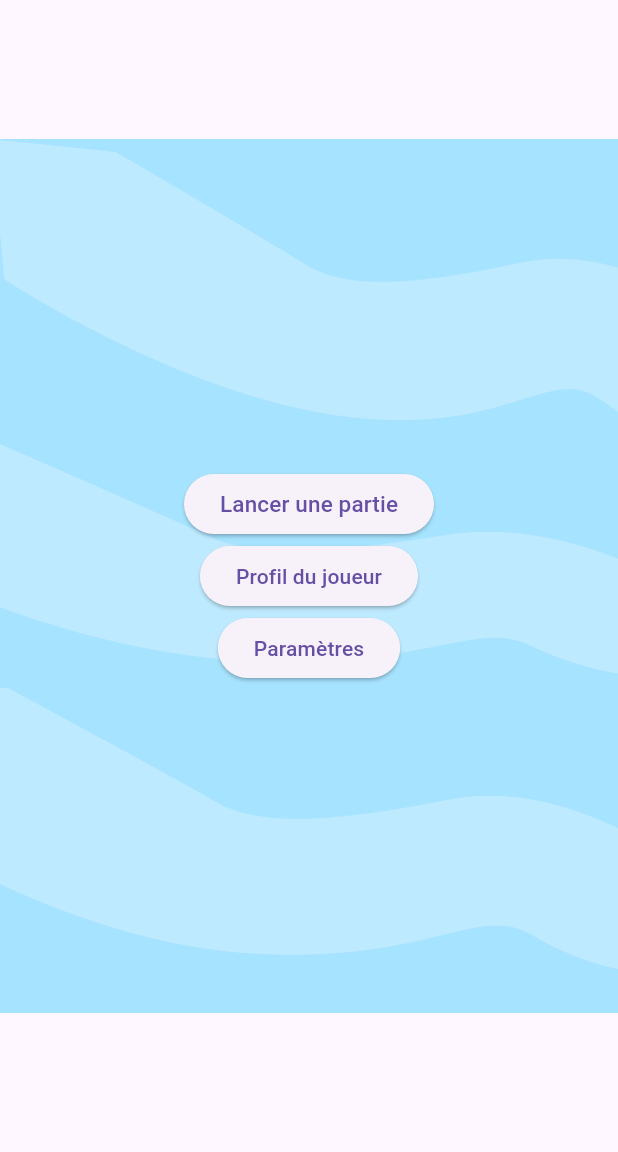
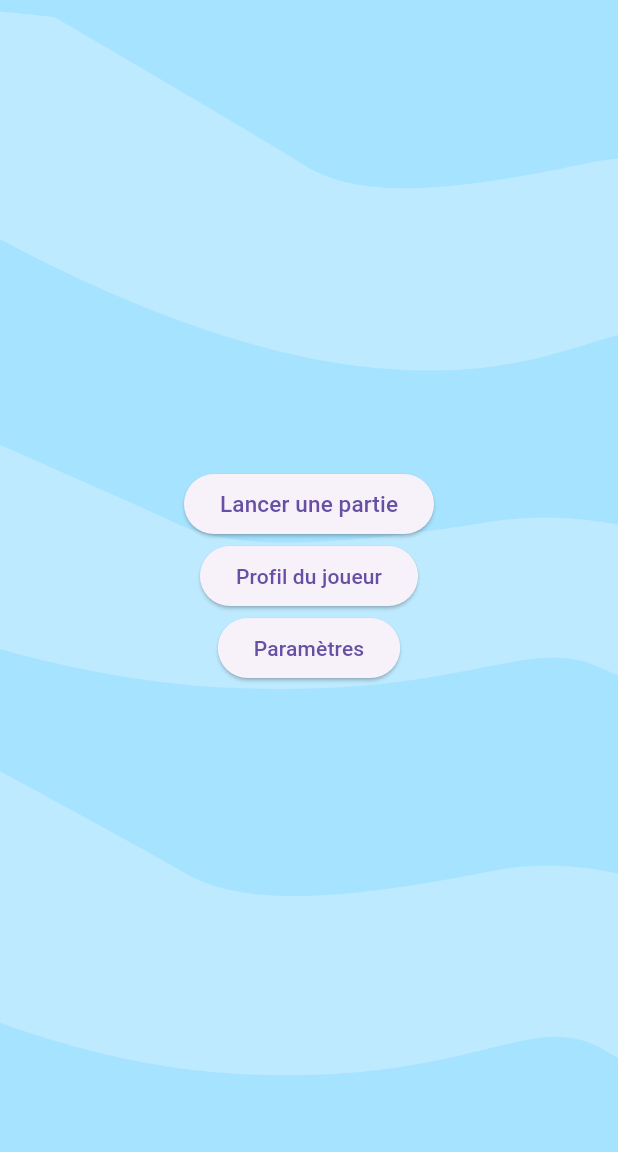
Before and after one commit to Ju-HQP/topteckel, a Flutter app: the screen it shows after launch, on a phone screen of 412 x 824 dp, the part 84-1236 px from its top. Run offline on Flutter 3.47's test engine with Material 3 defaults, Android fonts, the phone set to English and light mode, and no system bars; our stand-ins replace flutter_animate, google_fonts; missing offline and left inert: flame; Roboto replaces fonts that are missing (Belanosima).

Commit message:
Changement background image

```diff
--- a/lib/src/widgets/game_app.dart
+++ b/lib/src/widgets/game_app.dart
@@ -26,7 +26,7 @@ class GameApp extends StatelessWidget {
       initialRoute: '/home',
       routes: {
         '/home': (context) => const HomePage(),
-        '/game': (context) => const GamePage(),
+        '/gameTopTeckel': (context) => const GamePage(),
         '/profile': (context) => const PlayerProfilePage(),
         '/settings': (context) => const SettingsPage(),
       },
--- a/lib/src/widgets/home_page.dart
+++ b/lib/src/widgets/home_page.dart
@@ -16,7 +16,7 @@ class HomePage extends StatelessWidget {
         decoration: const BoxDecoration(
           image: DecorationImage(
             image: AssetImage('assets/images/decor_home.png'),
-            fit: BoxFit.contain, // Ajuste l'image pour couvrir tout l'écran
+            fit: BoxFit.cover, // Ajuste l'image pour couvrir tout l'écran
           ),
         ),
       child: Center(
@@ -25,7 +25,7 @@ class HomePage extends StatelessWidget {
           children: [
             ElevatedButton(
               onPressed: () {
-                Navigator.pushNamed(context, '/game');
+                Navigator.pushNamed(context, '/gameTopTeckel');
               },
               child: Text('Lancer une partie',
               style: GoogleFonts.belanosima(fontSize: 15),
```
Also changed, not shown: lib/src/widgets/game_page.dart (+3 -7 lines).
